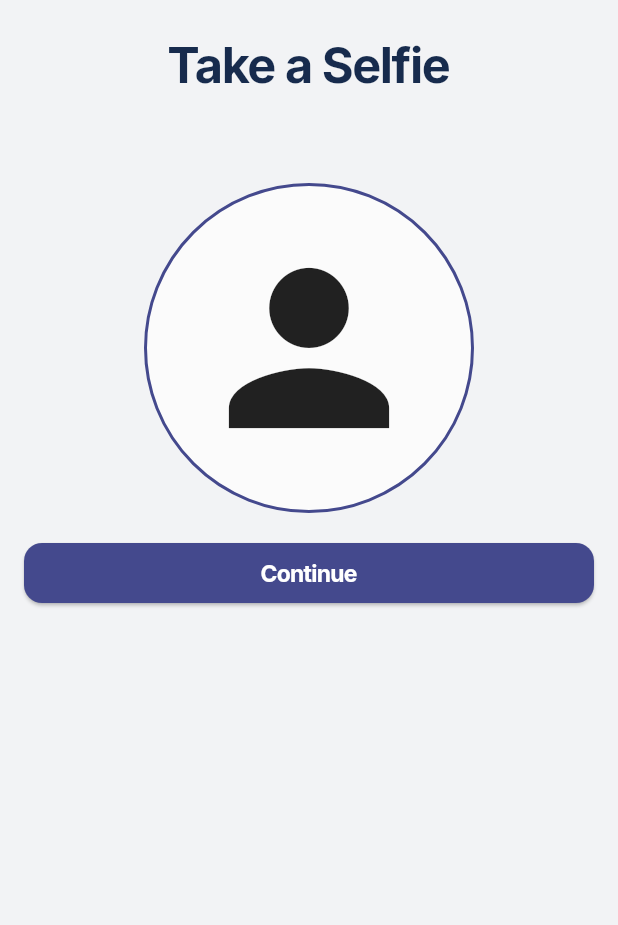
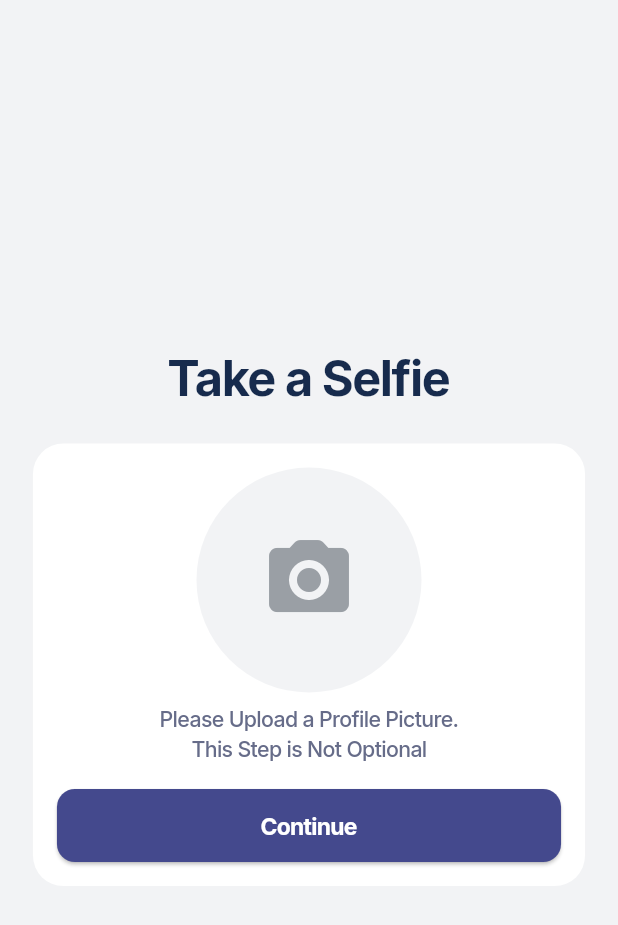
Before and after one commit to aymer-prime/gelirx, a Flutter app: the MasterPicPage screen opened by its route, on a phone screen of 412 x 824 dp. Shown: the top 925 px of the screen. Run offline on Flutter 3.47's test engine with Material 3 defaults, Android fonts, the phone set to English and light mode, and no system bars; our stand-ins replace another_flushbar, auto_route, bloc, cached_network_image, connectivity_plus, dartz and 24 more; missing offline and left inert: dart:ffi, flutter_callkit_incoming, flutter_facebook_auth, flutter_map_cancellable_tile_provider, geolocator_platform_interface; accounts and stored records are empty; network calls fail.

Commit message:
Selfie page UI update

```diff
--- a/lib/features/auth/presentation/pages/master_info/master_pic_page.dart
+++ b/lib/features/auth/presentation/pages/master_info/master_pic_page.dart
@@ -4,6 +4,7 @@ import 'package:another_flushbar/flushbar.dart';
 import 'package:auto_route/auto_route.dart';
 import 'package:flutter/material.dart';
 import 'package:flutter_bloc/flutter_bloc.dart';
+import 'package:flutter_screenutil/flutter_screenutil.dart';
 import 'package:gelirx/app/extensions/context.dart';
 import 'package:gelirx/app/extensions/map_extensions.dart';
 import 'package:gelirx/app/injector/injection.dart';
@@ -63,44 +64,48 @@ class MasterPicPage extends StatelessWidget {
         },
         builder: (context, state) {
           return Column(
-            mainAxisAlignment: MainAxisAlignment.start,
+            mainAxisAlignment: MainAxisAlignment.center,
             crossAxisAlignment: CrossAxisAlignment.center,
             children: [
-              const SizedBox(height: AppSize.s24),
               Center(
                 child: Text(
                   'Take a Selfie',
                   style: context.textTheme.displayMedium,
                 ),
               ),
-              const SizedBox(height: AppSize.s60),
+              SizedBox(height: AppSize.s24.h),
+              Container(
+                padding: const EdgeInsets.all(AppPadding.p16),
+                margin: EdgeInsets.symmetric(horizontal: AppMargin.m20.w),
+                decoration: BoxDecoration(
+                  color: ColorManager.white,
+                  borderRadius: BorderRadius.circular(AppSize.s20.r),
+                ),
+                child: Column(
+                  children: [
                     GestureDetector(
                       onTap: () {
                         _showPicker(context, (String path) {
-                    context
-                        .read<MasterVerificationBloc>()
-                        .add(MasterVerificationEvent.imageChanged(File(path)));
+                          context.read<MasterVerificationBloc>().add(
+                              MasterVerificationEvent.imageChanged(File(path)));
                         });
                       },
                       child: Container(
                         width: double.infinity,
-                  height: AppSize.s220,
+                        height: AppSize.s150,
                         decoration: BoxDecoration(
                           shape: BoxShape.circle,
-                    color: ColorManager.textfieldFillColor,
-                    border: Border.all(
-                      color: ColorManager.primary,
-                      width: AppSize.s2,
-                    ),
+                          color: ColorManager.background,
                         ),
                         child: context
                             .read<MasterVerificationBloc>()
                             .state
                             .userImage
                             .fold(
-                        () => const Icon(
-                          Icons.person,
-                          size: AppSize.s160,
+                              () => Icon(
+                                Icons.camera_alt_rounded,
+                                size: AppSize.s64,
+                                color: ColorManager.textSubtitleColor,
                               ),
                               (userImage) => CircleAvatar(
                                 backgroundImage: FileImage(
@@ -109,6 +114,12 @@ class MasterPicPage extends StatelessWidget {
                               ),
                             ),
                       ),
+                    ),
+                    SizedBox(height: AppSize.s8.h),
+                    Text(
+                      'Please Upload a Profile Picture.\nThis Step is Not Optional',
+                      style: context.textTheme.bodyMedium,
+                      textAlign: TextAlign.center,
                     ),
                     if (context
                             .read<MasterVerificationBloc>()
@@ -125,20 +136,18 @@ class MasterPicPage extends StatelessWidget {
                           color: ColorManager.textErrorColor,
                         ),
                       ),
-              Padding(
-                padding: const EdgeInsets.all(AppPadding.p16),
-                child: SizedBox(
+                    SizedBox(height: AppSize.s16.h),
+                    SizedBox(
                       width: double.infinity,
+                      height: AppSize.s48.h,
                       child: ElevatedButton(
                         onPressed: () {
                           context.read<MasterVerificationBloc>().add(
                             MasterVerificationEvent.registerUserImage(() {
                               context.read<MasterVerificationBloc>().add(
-                                        const MasterVerificationEvent
-                                            .getSkills(),
+                                    const MasterVerificationEvent.getSkills(),
                                   );
-                                  context.router
-                                      .replace(const MasterSkillsRoute());
+                              context.router.replace(const MasterSkillsRoute());
                               //context.router.replace(const AlternateMainRoute());
                             }),
                           );
@@ -147,6 +156,8 @@ class MasterPicPage extends StatelessWidget {
                           AppStrings.continueTxt,
                         ),
                       ),
+                    ),
+                  ],
                 ),
               ),
             ],
--- a/lib/features/main/presentation/page/alternate_main_page.dart
+++ b/lib/features/main/presentation/page/alternate_main_page.dart
@@ -195,7 +195,7 @@ class _AlternateMainPageState extends State<AlternateMainPage> {
               context.read<AuthBloc>().add(const AuthEvent.setUserType(
                     true,
                   ));
-              context.router.push(const AuthRoute());
+              context.router.push(const MasterPicRoute());
             }
           },
           shape: const CircleBorder(),
--- a/lib/features/main/presentation/widgets/nav_bar.dart
+++ b/lib/features/main/presentation/widgets/nav_bar.dart
@@ -23,7 +23,7 @@ class NavBar extends StatelessWidget {
     return BottomAppBar(
       height: AppSize.s60.h + MediaQueryData.fromWindow(ui.window).padding.bottom/2,
       shape: CircularNotchedRectangle(),
-      notchMargin: 2,
+      notchMargin: 4,
       clipBehavior: Clip.antiAliasWithSaveLayer,
       padding: EdgeInsets.zero,
       color: Colors.transparent,
```
Lines whose indentation alone changed are shown as unchanged.
